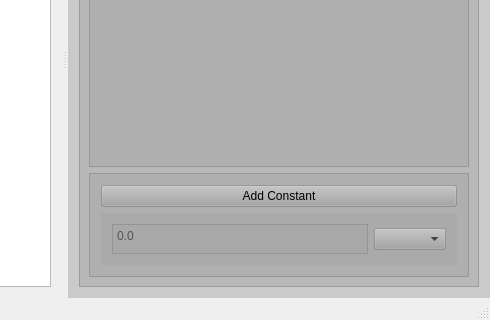
Ekelem/ICP_BlockEditor_2018, file src/mainwindow.ui: the form before one commit; both pictures show x 296 to 786 and y 229 to 549 of the 786 by 549 pixel window.
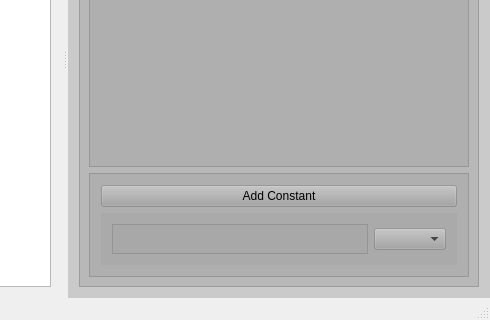
The form after the commit. Icons and pictures are not drawn. Custom widgets are drawn as their Qt base class.

What changed in the file:
```diff
--- a/src/mainwindow.ui
+++ b/src/mainwindow.ui
@@ -184,7 +184,7 @@
                  </size>
                 </property>
                 <property name="placeholderText">
-                 <string>0.0</string>
+                 <string/>
                 </property>
                </widget>
               </item>
```
